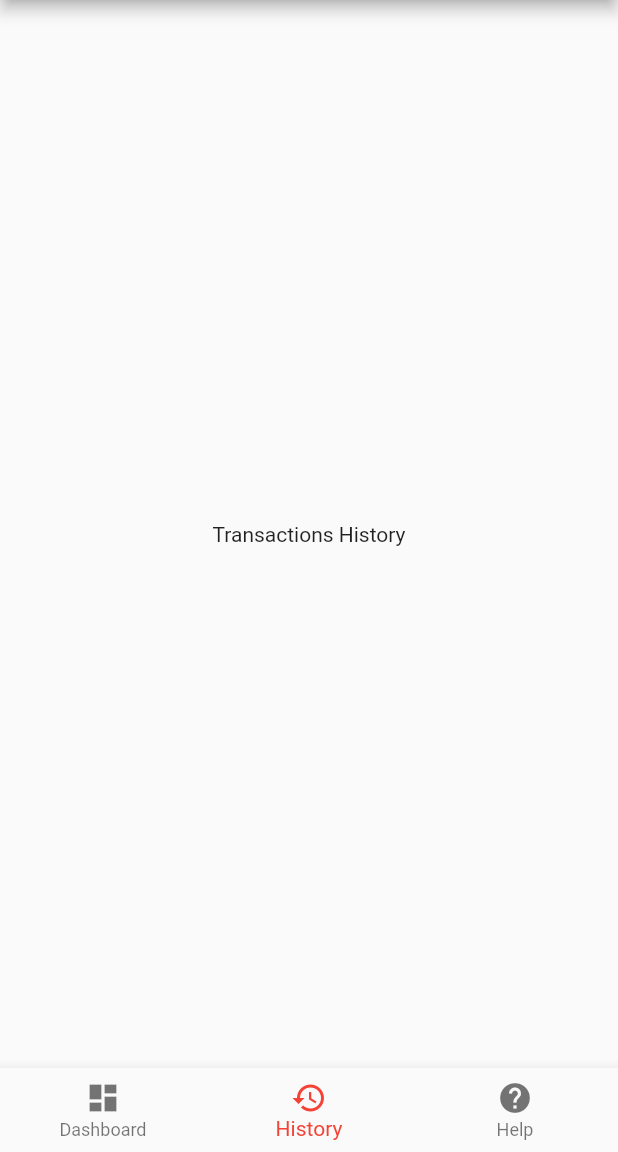
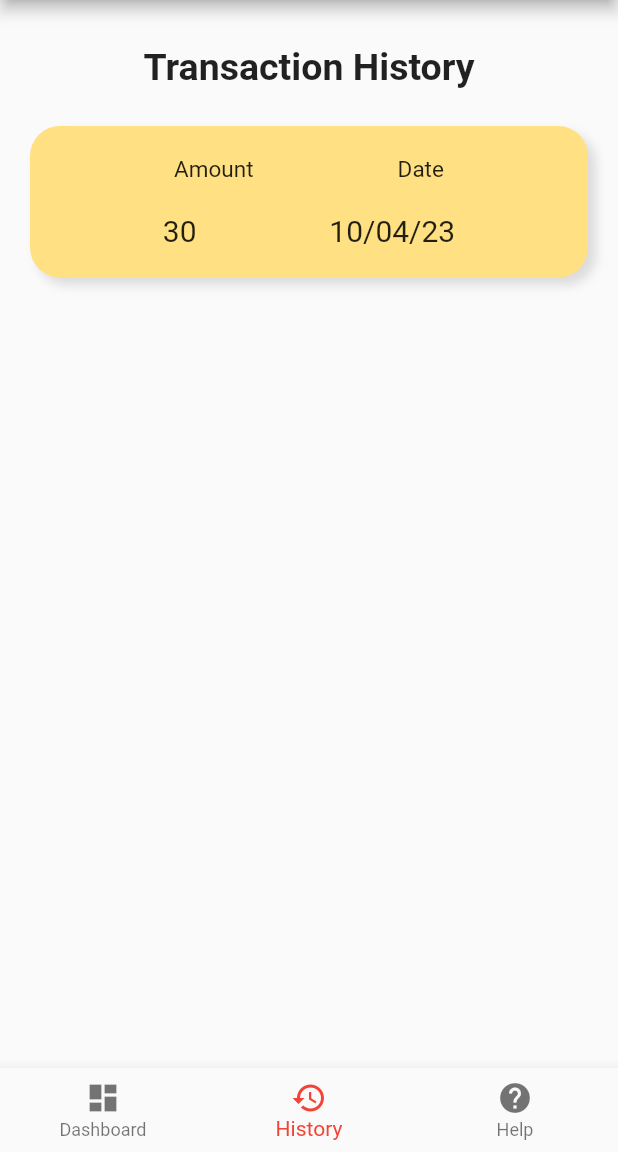
Before and after one commit to ChrisPew/Embeddedv2, a Flutter app: the screen it shows after launch, item 2 of the bottom bar chosen, on a phone screen of 412 x 824 dp, the part 84-1236 px from its top. Run offline on Flutter 3.47's test engine with Material 2 defaults, Android fonts, the phone set to English and light mode, and no system bars.

Commit message:
history layout

```diff
--- /dev/null
+++ b/lib/history.dart
@@ -0,0 +1,70 @@
+import 'package:flutter/material.dart';
+
+class HistoryPage extends StatefulWidget {
+  const HistoryPage({Key? key}) : super(key: key);
+
+  @override
+  State<HistoryPage> createState() => _HistoryPageState();
+}
+
+class _HistoryPageState extends State<HistoryPage> {
+  @override
+  Widget build(BuildContext context) {
+    return Center(
+      child: Container(
+          margin: const EdgeInsets.only(top: 30),
+          child: Column(mainAxisAlignment: MainAxisAlignment.start, children: [
+            const Text('Transaction History',
+                style: TextStyle(
+                  fontSize: 25,
+                  fontWeight: FontWeight.bold,
+                )),
+            Container(
+                margin: const EdgeInsets.only(top: 25, left: 20, right: 20),
+                padding: const EdgeInsets.only(top: 20, bottom: 20),
+                decoration: BoxDecoration(
+                  color: Colors.amber.shade200,
+                  borderRadius: const BorderRadius.all(Radius.circular(20)),
+                  boxShadow: [
+                    BoxShadow(
+                      color: Colors.black12, //New
+                      blurRadius: 5.0,
+                      offset: Offset(
+                        5,
+                        5,
+                      ),
+                    )
+                  ],
+                ),
+                child: Container(
+                    child: Column(
+                  children: [
+                    Container(
+                      margin: const EdgeInsets.only(bottom: 20),
+                      child: Row(
+                          mainAxisAlignment: MainAxisAlignment.spaceEvenly,
+                          children: [
+                            Container(
+                                child: Text('Amount',
+                                    style: TextStyle(
+                                      fontSize: 15,
+                                    ))),
+                            Container(
+                                child: Text('Date',
+                                    style: TextStyle(
+                                      fontSize: 15,
+                                    ))),
+                          ]),
+                    ),
+                    Row(
+                        mainAxisAlignment: MainAxisAlignment.spaceEvenly,
+                        children: [
+                          Text('30', style: TextStyle(fontSize: 20)),
+                          Text('10/04/23', style: TextStyle(fontSize: 20))
+                        ]),
+                  ],
+                )))
+          ])),
+    );
+  }
+}
--- a/lib/main.dart
+++ b/lib/main.dart
@@ -2,6 +2,7 @@ import 'package:flutter/material.dart';
 import 'package:pmcb/withdraw.dart';
 import 'package:pmcb/deposit.dart';
 import 'package:pmcb/help.dart';
+import 'package:pmcb/history.dart';
 
 void main() {
   runApp(
@@ -168,14 +169,7 @@ class _MyHome extends State<MyApp> {
                     ],
                   )
                 : MyApp.currentIndex == 1
-                    ? Column(
-                        mainAxisAlignment: MainAxisAlignment.center,
-                        children: [
-                          Container(
-                            child: const Text('Transactions History'),
-                          )
-                        ],
-                      )
+                    ? HistoryPage()
                     : MyApp.currentIndex == 2
                         ? const HelpPage()
                         : const SizedBox()),
```
